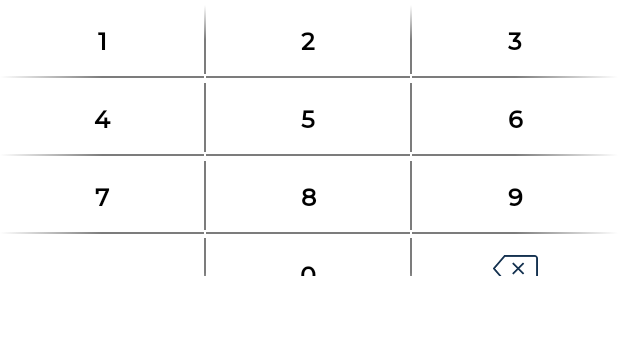
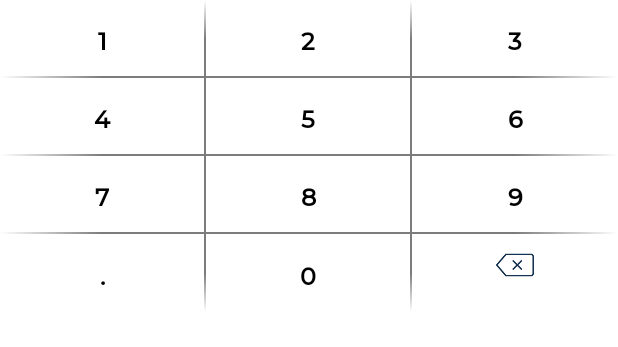
Before and after one commit to Soknop0211/ComposeUiAC, an Android app built with Jetpack Compose: the @Preview function KeyBoardKtPreview, on a phone screen of 412 x 824 dp. Shown: the top 347 px of the screen. Run offline under Robolectric (Android 15) with nearby library versions, the phone set to English and light mode, and no system bars.

Commit message:
add code

```diff
--- a/app/src/main/java/com/example/aceledacomposeui/ui/ui/KeyBoardKt.kt
+++ b/app/src/main/java/com/example/aceledacomposeui/ui/ui/KeyBoardKt.kt
@@ -9,6 +9,7 @@ import androidx.compose.foundation.layout.Box
 import androidx.compose.foundation.layout.Column
 import androidx.compose.foundation.layout.Row
 import androidx.compose.foundation.layout.Spacer
+import androidx.compose.foundation.layout.fillMaxHeight
 import androidx.compose.foundation.layout.fillMaxSize
 import androidx.compose.foundation.layout.fillMaxWidth
 import androidx.compose.foundation.layout.height
@@ -366,11 +367,11 @@ fun KeyBoardLineBgKt(onClick: (String) -> Unit, mDensity: Density = LocalDensity
                     Card(
                         modifier = Modifier
                             .onGloballyPositioned { coordinates ->
-                                // Set column height using the LayoutCoordinates
-                                itemHeight =
-                                    with(mDensity) { (coordinates.size.height.toDp()) }
+                                if (itemHeight == 0.dp) {
+                                    itemHeight = with(mDensity) { (coordinates.size.height.toDp()) }
 
-                                columnHeightDp = itemHeight * (mList.size / 3)
+                                    columnHeightDp = itemHeight * (mList.size / 3)
+                                }
                             }
                             .clickable(
                                 interactionSource = remember { MutableInteractionSource() },
@@ -387,7 +388,7 @@ fun KeyBoardLineBgKt(onClick: (String) -> Unit, mDensity: Density = LocalDensity
                             modifier = Modifier
                                 .fillMaxSize(),
                             horizontalArrangement = Arrangement.SpaceBetween,
-                            verticalAlignment = Alignment.CenterVertically
+                            verticalAlignment = Alignment.CenterVertically,
                         ) {
                             Column (
                                 modifier = Modifier
@@ -396,10 +397,10 @@ fun KeyBoardLineBgKt(onClick: (String) -> Unit, mDensity: Density = LocalDensity
                                     .weight(weight = 1f, fill = false)
                             ){
                                 Column(
-                                    horizontalAlignment = Alignment.CenterHorizontally,
                                     modifier = Modifier
                                         .align(Alignment.CenterHorizontally)
                                         .padding(8.dp)
+                                        .fillMaxHeight()
                                 ) {
                                     if (mList[index].equals("x", true)) {
                                         Icon(
@@ -408,7 +409,7 @@ fun KeyBoardLineBgKt(onClick: (String) -> Unit, mDensity: Density = LocalDensity
                                             tint = Primary,
                                             modifier = Modifier
                                                 .fillMaxSize()
-                                                .size(30.dp)
+                                                .size(25.dp)
                                                 .align(Alignment.CenterHorizontally)
                                                 .padding(horizontal = 5.dp))
 
```
Also changed, not shown: app/src/main/java/com/example/aceledacomposeui/ui/screen_activity/MobileTopUpActivity.kt (+11 -1 lines), app/src/main/java/com/example/aceledacomposeui/ui/ui/ProfileKt.kt (+14 -1 lines).
